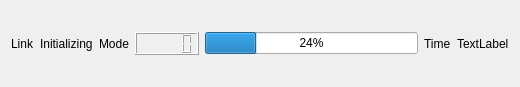
smandyscom/front-base-widget, file bank-view/fronts/widgetstatusbarbundle.ui: the form before one commit.
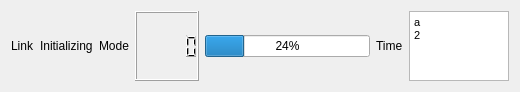
The form after the commit.

Commit message: show version number in bottom/format revised

```diff
--- a/bank-view/fronts/widgetstatusbarbundle.ui
+++ b/bank-view/fronts/widgetstatusbarbundle.ui
@@ -14,20 +14,6 @@
    <string>WidgetStatusBarBundle</string>
   </property>
   <layout class="QGridLayout" name="gridLayout">
-   <item row="0" column="8">
-    <widget class="QLabel" name="labelModel">
-     <property name="text">
-      <string>TextLabel</string>
-     </property>
-    </widget>
-   </item>
-   <item row="0" column="3">
-    <widget class="QLabel" name="labelInitializingStatus">
-     <property name="text">
-      <string>Initializing</string>
-     </property>
-    </widget>
-   </item>
    <item row="0" column="4">
     <widget class="QLabel" name="labelCurrentMode">
      <property name="text">
@@ -35,6 +21,13 @@
      </property>
     </widget>
    </item>
+   <item row="0" column="3">
+    <widget class="QLabel" name="labelInitializingStatus">
+     <property name="text">
+      <string>Initializing</string>
+     </property>
+    </widget>
+   </item>
    <item row="0" column="7">
     <widget class="QLabel" name="labelCurrentTime">
      <property name="text">
@@ -42,6 +35,9 @@
      </property>
     </widget>
    </item>
+   <item row="0" column="5">
+    <widget class="QLCDNumber" name="lcdNumberElapsedTime"/>
+   </item>
    <item row="0" column="2">
     <widget class="QLabel" name="labelLinkStatus">
      <property name="text">
@@ -56,8 +52,29 @@
      </property>
     </widget>
    </item>
-   <item row="0" column="5">
-    <widget class="QLCDNumber" name="lcdNumberElapsedTime"/>
+   <item row="0" column="8">
+    <widget class="QTextBrowser" name="textBrowser">
+     <property name="maximumSize">
+      <size>
+       <width>100</width>
+       <height>100</height>
+      </size>
+     </property>
+     <property name="verticalScrollBarPolicy">
+      <enum>Qt::ScrollBarAlwaysOff</enum>
+     </property>
+     <property name="horizontalScrollBarPolicy">
+      <enum>Qt::ScrollBarAlwaysOff</enum>
+     </property>
+     <property name="html">
+      <string>&lt;!DOCTYPE HTML PUBLIC &quot;-//W3C//DTD HTML 4.0//EN&quot; &quot;http://www.w3.org/TR/REC-html40/strict.dtd&quot;&gt;
+&lt;html&gt;&lt;head&gt;&lt;meta name=&quot;qrichtext&quot; content=&quot;1&quot; /&gt;&lt;style type=&quot;text/css&quot;&gt;
+p, li { white-space: pre-wrap; }
+&lt;/style&gt;&lt;/head&gt;&lt;body style=&quot; font-family:'MS Shell Dlg 2'; font-size:8.25pt; font-weight:400; font-style:normal;&quot;&gt;
+&lt;p style=&quot; margin-top:0px; margin-bottom:0px; margin-left:0px; margin-right:0px; -qt-block-indent:0; text-indent:0px;&quot;&gt;a&lt;/p&gt;
+&lt;p style=&quot; margin-top:0px; margin-bottom:0px; margin-left:0px; margin-right:0px; -qt-block-indent:0; text-indent:0px;&quot;&gt;2&lt;/p&gt;&lt;/body&gt;&lt;/html&gt;</string>
+     </property>
+    </widget>
    </item>
   </layout>
  </widget>
```
The commit also changes 4 other files.
